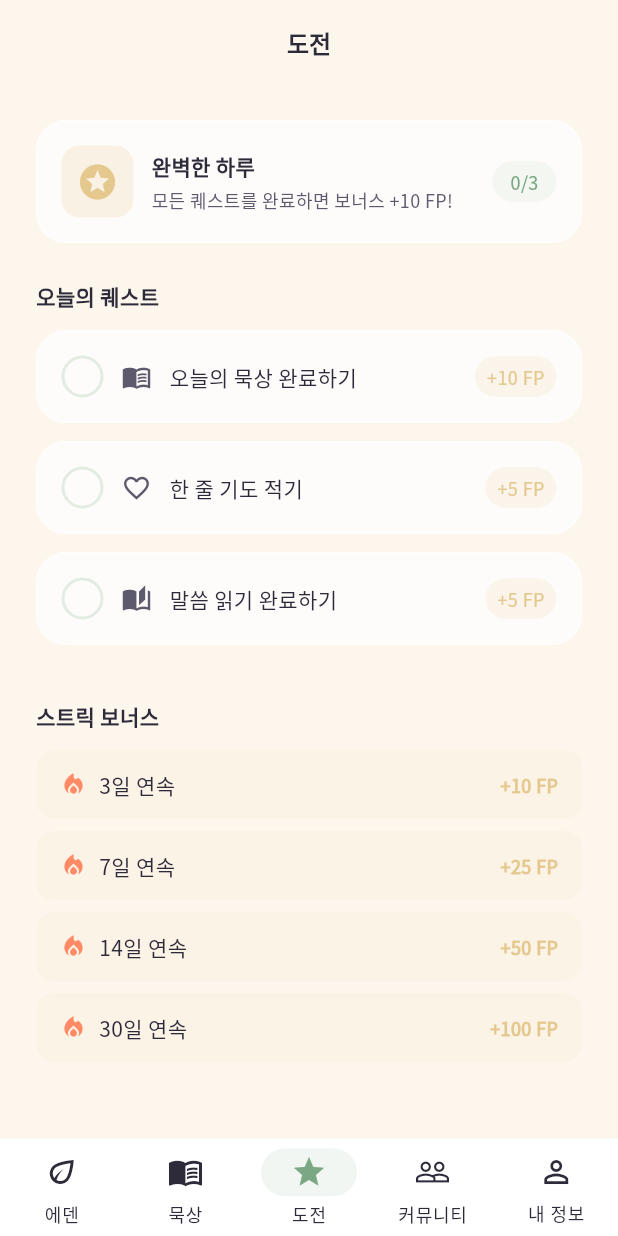
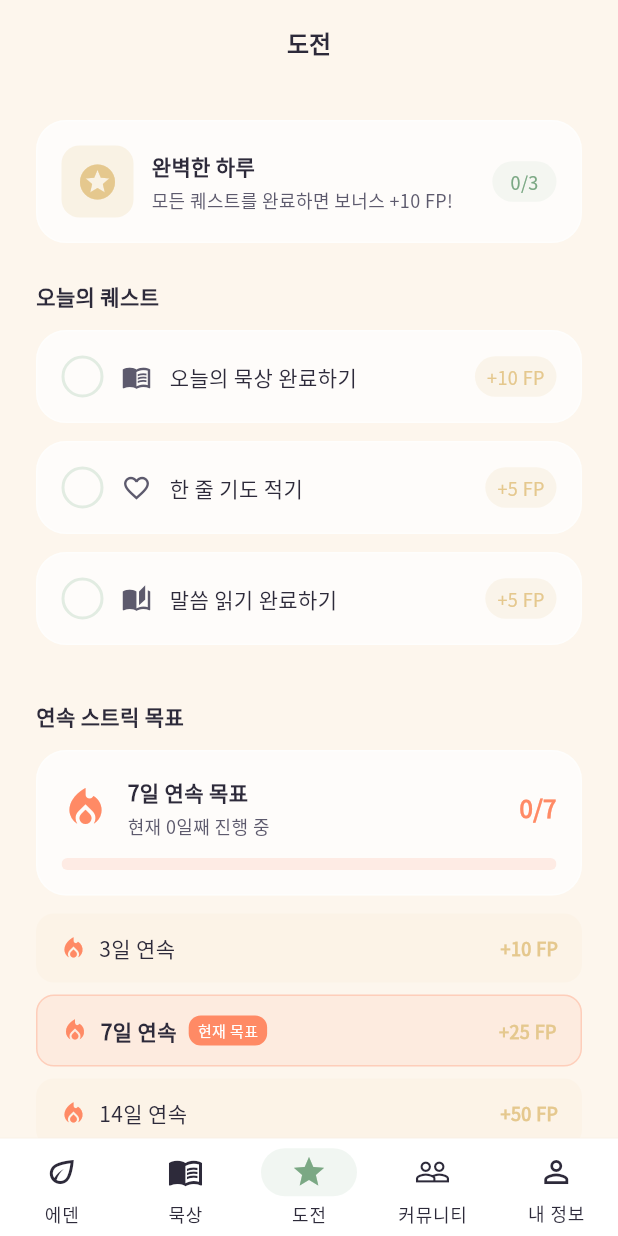
Before and after one commit to 05030522/edan, a Flutter app: the QuestsScreen screen opened by its route, on a phone screen of 412 x 824 dp. Run offline on Flutter 3.47's test engine with Material 3 defaults, Android fonts, the phone set to English and light mode, and no system bars; our stand-ins replace audioplayers, flutter_riverpod, go_router, google_fonts, image_picker, sentry_flutter and 3 more; accounts and stored records are empty.

Commit message:
feat: 퀘스트/스트릭 시스템 개선
- 이메일 '읽기 전용' 텍스트 제거
- 퀘스트 탭 시 바로 완료 → 실제 활동 페이지로 이동
- 스트릭 목표 선택 시스템 (7/14/30/100/365일)
- 프로그레스 바 + 마일스톤 달성 표시

Co-Authored-By: Claude Opus 4.6 (1M context) <noreply@anthropic.com>

```diff
--- a/lib/features/quests/screens/quests_screen.dart
+++ b/lib/features/quests/screens/quests_screen.dart
@@ -1,5 +1,6 @@
 import 'package:flutter/material.dart';
 import 'package:flutter_riverpod/flutter_riverpod.dart';
+import 'package:go_router/go_router.dart';
 
 import '../../../core/theme/app_colors.dart';
 import '../../../core/theme/app_theme.dart';
@@ -119,57 +120,38 @@ class QuestsScreen extends ConsumerWidget {
           ),
           const SizedBox(height: AppTheme.spacingMD),
 
-          // 퀘스트 목록
+          // 퀘스트 목록 - 탭 시 해당 활동 페이지로 이동
           ...quests.map((quest) => Padding(
                 padding: const EdgeInsets.only(bottom: AppTheme.spacingMD),
                 child: _QuestCard(
                   quest: quest,
                   onTap: quest.isCompleted
                       ? null
-                      : () {
-                          final reward = ref
-                              .read(dailyTasksProvider.notifier)
-                              .completeTask(quest.taskType);
-                          if (reward > 0) {
-                            // 프로필 FP 즉시 반영
-                            ref.read(authProvider.notifier).addFaithPoints(reward);
-
-                            final size = MediaQuery.of(context).size;
-                            PointToast.show(
-                              context,
-                              points: reward,
-                              sourceOffset:
-                                  Offset(size.width / 2, size.height * 0.4),
-                            );
-                          }
-                          // 스트릭 체크
-                          StreakHelper.checkAndUpdate(context, ref);
-                        },
+                      : () => _navigateToActivity(context, quest.taskType),
                 ),
               )),
 
-          // 스트릭 마일스톤 안내
+          // 스트릭 목표 시스템
           const SizedBox(height: AppTheme.spacingXL),
-          Text(
-            '스트릭 보너스',
-            style: AppTypography.titleMedium(textColor),
-          ),
-          const SizedBox(height: AppTheme.spacingMD),
-          ...AppConstants.streakMilestoneRewards.entries
-              .take(4)
-              .map((entry) => Padding(
-                    padding:
-                        const EdgeInsets.only(bottom: AppTheme.spacingSM),
-                    child: _MilestoneRow(
-                      days: entry.key,
-                      reward: entry.value,
-                      textColor: textColor,
-                      subTextColor: subTextColor,
-                    ),
-                  )),
+          _StreakGoalSection(textColor: textColor, subTextColor: subTextColor),
         ],
       ),
     );
+  }
+
+  /// 퀘스트 타입에 따라 실제 활동 페이지로 이동
+  void _navigateToActivity(BuildContext context, DailyTaskType type) {
+    switch (type) {
+      case DailyTaskType.meditation:
+        context.push('/study'); // 묵상 페이지
+        break;
+      case DailyTaskType.prayer:
+        context.push('/study'); // 기도 페이지 (묵상 내 기도 섹션)
+        break;
+      case DailyTaskType.bibleReading:
+        context.push('/study'); // 말씀 읽기 페이지
+        break;
+    }
   }
 
   String _questTitleForType(DailyTaskType type) {
@@ -303,48 +285,157 @@ class _QuestCard extends StatelessWidget {
   }
 }
 
-/// 스트릭 마일스톤 행
-class _MilestoneRow extends StatelessWidget {
-  final int days;
-  final int reward;
+/// 스트릭 목표 선택 섹션
+class _StreakGoalSection extends ConsumerStatefulWidget {
   final Color textColor;
   final Color subTextColor;
 
-  const _MilestoneRow({
-    required this.days,
-    required this.reward,
+  const _StreakGoalSection({
     required this.textColor,
     required this.subTextColor,
   });
 
   @override
+  ConsumerState<_StreakGoalSection> createState() => _StreakGoalSectionState();
+}
+
+class _StreakGoalSectionState extends ConsumerState<_StreakGoalSection> {
+  static const _goalOptions = [7, 14, 30, 100, 365];
+
+  @override
   Widget build(BuildContext context) {
-    return Container(
+    final profile = ref.watch(authProvider).profile;
+    final currentStreak = profile?.currentStreak ?? 0;
+
+    // 현재 목표: 현재 스트릭보다 큰 가장 가까운 목표
+    final currentGoal = _goalOptions.firstWhere(
+      (g) => g > currentStreak,
+      orElse: () => 365,
+    );
+
+    final progress = currentStreak / currentGoal;
+
+    return Column(
+      crossAxisAlignment: CrossAxisAlignment.start,
+      children: [
+        Text(
+          '연속 스트릭 목표',
+          style: AppTypography.titleMedium(widget.textColor),
+        ),
+        const SizedBox(height: AppTheme.spacingMD),
+
+        // 현재 진행 상황
+        GlassCard(
+          child: Column(
+            children: [
+              Row(
+                children: [
+                  Icon(Icons.local_fire_department,
+                      color: AppColors.streakFlame, size: 32),
+                  const SizedBox(width: AppTheme.spacingMD),
+                  Expanded(
+                    child: Column(
+                      crossAxisAlignment: CrossAxisAlignment.start,
+                      children: [
+                        Text(
+                          '$currentGoal일 연속 목표',
+                          style: AppTypography.titleMedium(widget.textColor),
+                        ),
+                        const SizedBox(height: 2),
+                        Text(
+                          '현재 $currentStreak일째 진행 중',
+                          style: AppTypography.bodySmall(widget.subTextColor),
+                        ),
+                      ],
+                    ),
+                  ),
+                  Text(
+                    '$currentStreak/$currentGoal',
+                    style: AppTypography.label(AppColors.streakFlame)
+                        .copyWith(fontWeight: FontWeight.w700, fontSize: 16),
+                  ),
+                ],
+              ),
+              const SizedBox(height: AppTheme.spacingMD),
+              // 프로그레스 바
+              ClipRRect(
+                borderRadius: BorderRadius.circular(4),
+                child: LinearProgressIndicator(
+                  value: progress.clamp(0.0, 1.0),
+                  backgroundColor: AppColors.streakFlame.withValues(alpha: 0.15),
+                  valueColor: AlwaysStoppedAnimation<Color>(AppColors.streakFlame),
+                  minHeight: 8,
+                ),
+              ),
+            ],
+          ),
+        ),
+        const SizedBox(height: AppTheme.spacingMD),
+
+        // 마일스톤 목록
+        ...AppConstants.streakMilestoneRewards.entries.map((entry) {
+          final isAchieved = currentStreak >= entry.key;
+          final isCurrent = entry.key == currentGoal;
+
+          return Padding(
+            padding: const EdgeInsets.only(bottom: AppTheme.spacingSM),
+            child: Container(
               padding: const EdgeInsets.symmetric(
                 horizontal: AppTheme.spacingLG,
                 vertical: AppTheme.spacingMD,
               ),
               decoration: BoxDecoration(
-        color: AppColors.gold.withValues(alpha: 0.06),
+                color: isCurrent
+                    ? AppColors.streakFlame.withValues(alpha: 0.1)
+                    : isAchieved
+                        ? AppColors.success.withValues(alpha: 0.08)
+                        : AppColors.gold.withValues(alpha: 0.06),
                 borderRadius: BorderRadius.circular(AppTheme.radiusMedium),
+                border: isCurrent
+                    ? Border.all(color: AppColors.streakFlame.withValues(alpha: 0.3))
+                    : null,
               ),
               child: Row(
                 children: [
-          Icon(Icons.local_fire_department,
-              color: AppColors.streakFlame, size: 18),
+                  Icon(
+                    isAchieved ? Icons.check_circle : Icons.local_fire_department,
+                    color: isAchieved ? AppColors.success : AppColors.streakFlame,
+                    size: 18,
+                  ),
                   const SizedBox(width: AppTheme.spacingSM),
                   Text(
-            '$days일 연속',
-            style: AppTypography.bodyMedium(textColor),
+                    '${entry.key}일 연속',
+                    style: AppTypography.bodyMedium(
+                      isAchieved ? AppColors.success : widget.textColor,
+                    ).copyWith(
+                      fontWeight: isCurrent ? FontWeight.w700 : null,
                     ),
+                  ),
+                  if (isCurrent) ...[
+                    const SizedBox(width: 8),
+                    Container(
+                      padding: const EdgeInsets.symmetric(horizontal: 6, vertical: 2),
+                      decoration: BoxDecoration(
+                        color: AppColors.streakFlame,
+                        borderRadius: BorderRadius.circular(8),
+                      ),
+                      child: const Text('현재 목표',
+                          style: TextStyle(color: Colors.white, fontSize: 10)),
+                    ),
+                  ],
                   const Spacer(),
                   Text(
-            '+$reward FP',
-            style: AppTypography.label(AppColors.gold)
-                .copyWith(fontWeight: FontWeight.w700),
+                    isAchieved ? '달성!' : '+${entry.value} FP',
+                    style: AppTypography.label(
+                      isAchieved ? AppColors.success : AppColors.gold,
+                    ).copyWith(fontWeight: FontWeight.w700),
                   ),
                 ],
               ),
+            ),
+          );
+        }),
+      ],
     );
   }
 }
--- a/lib/features/settings/screens/settings_screen.dart
+++ b/lib/features/settings/screens/settings_screen.dart
@@ -362,10 +362,6 @@ class _SettingsScreenState extends ConsumerState<SettingsScreen> {
             icon: Icons.email_outlined,
             textColor: textColor,
             subTextColor: subTextColor,
-            trailing: Text(
-              '읽기 전용',
-              style: AppTypography.label(subTextColor),
-            ),
           ),
           Divider(color: dividerColor),
 
```
Lines whose indentation alone changed are shown as unchanged.
